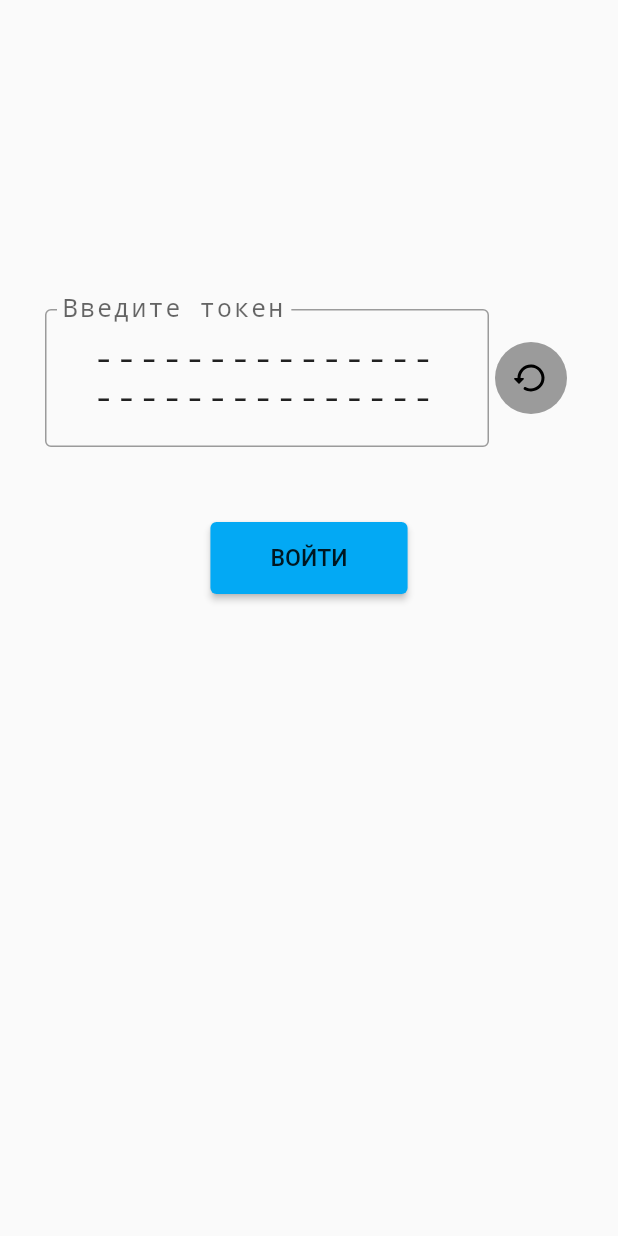
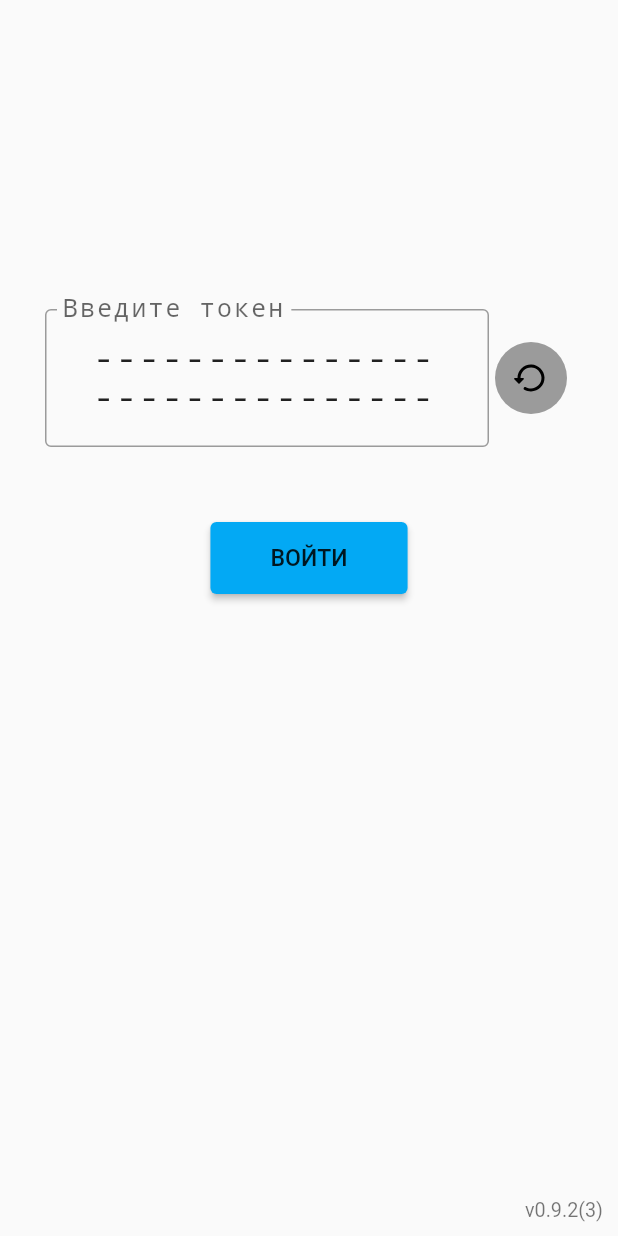
Before and after one commit to limentas/haf_app, a Flutter app: the screen it shows after launch, on a phone screen of 412 x 824 dp. Run offline on Flutter 3.47's test engine with Material 2 defaults, Android fonts, the phone set to English and light mode, and no system bars; our stand-ins replace flutter_secure_storage, flutter_spinkit, flutter_svg, location, logger, package_info and 2 more; accounts and stored records are empty; generated files the repository leaves out were written again.

Commit message:
Added app version info

```diff
--- a/lib/ui/fields_controls/radio_buttons_group.dart
+++ b/lib/ui/fields_controls/radio_buttons_group.dart
@@ -1,6 +1,5 @@
 import 'package:flutter/material.dart';
 
-import '../../logger.dart';
 import '../../model/field_type.dart';
 import '../../utils.dart';
 import '../my_form_controller.dart';
--- a/lib/ui/fields_controls/tristate_switch.dart
+++ b/lib/ui/fields_controls/tristate_switch.dart
@@ -1,6 +1,5 @@
 import 'package:flutter/material.dart';
 
-import '../../logger.dart';
 import '../../model/field_type.dart';
 import '../../model/field_types/switch_field_type.dart';
 import '../../utils.dart';
--- a/lib/ui/fields_controls/updown_intfield.dart
+++ b/lib/ui/fields_controls/updown_intfield.dart
@@ -2,7 +2,6 @@ import 'dart:math';
 
 import 'package:flutter/material.dart';
 import 'package:flutter/services.dart';
-import '../../logger.dart';
 import '../../model/field_type.dart';
 import '../../utils.dart';
 import '../my_form_controller.dart';
--- a/lib/ui/login_page.dart
+++ b/lib/ui/login_page.dart
@@ -7,6 +7,7 @@ import 'package:flutter/material.dart';
 import 'package:flutter/services.dart';
 import 'package:flutter_secure_storage/flutter_secure_storage.dart';
 import 'package:flutter_spinkit/flutter_spinkit.dart';
+import 'package:package_info/package_info.dart';
 
 import '../storage.dart';
 import '../location.dart';
@@ -40,6 +41,7 @@ class _LoginPageState extends State<LoginPage> {
   bool _showBusyIndicator = false;
   String _busyMessage = '';
   String _lastOnChangedText = '';
+  String _appVersion = "";
 
   int get tokenToShowLinesCount => _tokenToShowLinesCount;
   set tokenToShowLinesCount(value) {
@@ -78,6 +80,9 @@ class _LoginPageState extends State<LoginPage> {
         logger.i("There is no stored token");
       }
     });
+    PackageInfo.fromPlatform().then((value) => setState(() {
+          _appVersion = "v${value.version}(${value.buildNumber})";
+        }));
   }
 
   @override
@@ -94,7 +99,8 @@ class _LoginPageState extends State<LoginPage> {
     tokenToShowLinesCount = MediaQuery.of(context).size.width > 700 ? 1 : 2;
     return Scaffold(
         drawer: null,
-        body: SingleChildScrollView(
+        body: Stack(children: [
+          SingleChildScrollView(
               child: Column(
                   mainAxisAlignment: MainAxisAlignment.start,
                   crossAxisAlignment: CrossAxisAlignment.center,
@@ -169,7 +175,8 @@ class _LoginPageState extends State<LoginPage> {
                       padding: MaterialStateProperty.all(
                           const EdgeInsets.symmetric(
                               horizontal: 40, vertical: 15))),
-                child: Text('ВОЙТИ', style: Theme.of(context).textTheme.button),
+                  child:
+                      Text('ВОЙТИ', style: Theme.of(context).textTheme.button),
                   onPressed: () {
                     submitToken();
                   },
@@ -186,7 +193,13 @@ class _LoginPageState extends State<LoginPage> {
                       _busyMessage,
                       style: Theme.of(context).textTheme.subtitle1,
                     ))
-            ])));
+              ])),
+          Container(
+              alignment: Alignment.bottomRight,
+              padding: EdgeInsets.all(10),
+              child:
+                  Text(_appVersion, style: Theme.of(context).textTheme.caption))
+        ]));
   }
 
   void submitToken() async {
@@ -265,7 +278,8 @@ class _LoginPageState extends State<LoginPage> {
       Navigator.push(
         context,
         MaterialPageRoute(
-          builder: (context) => MainPage(_connection, _projectInfo),
+          builder: (context) =>
+              MainPage(_connection, _projectInfo, _appVersion),
         ),
       );
     } on SocketException catch (e) {
--- a/pubspec.yaml
+++ b/pubspec.yaml
@@ -40,6 +40,7 @@ dependencies:
   logger: ^0.9.4
   petitparser: ^3.1.0
   sqflite: ^1.3.0
+  package_info: ^0.4.3
 
 dev_dependencies:
   flutter_test:
```
Also changed, not shown: lib/ui/main_page.dart (+26 -12 lines). Lines whose indentation alone changed are shown as unchanged.
